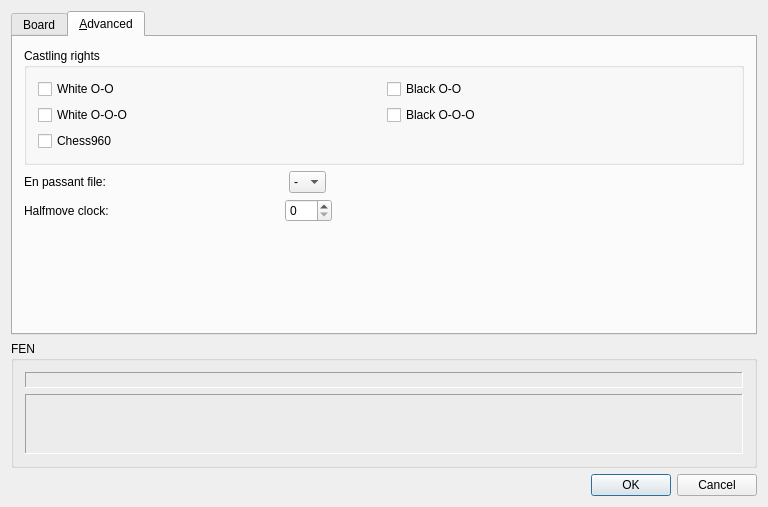
First picture: the form in src/gui/boardsetup.ui, repository madnight/chessx, before the edit.
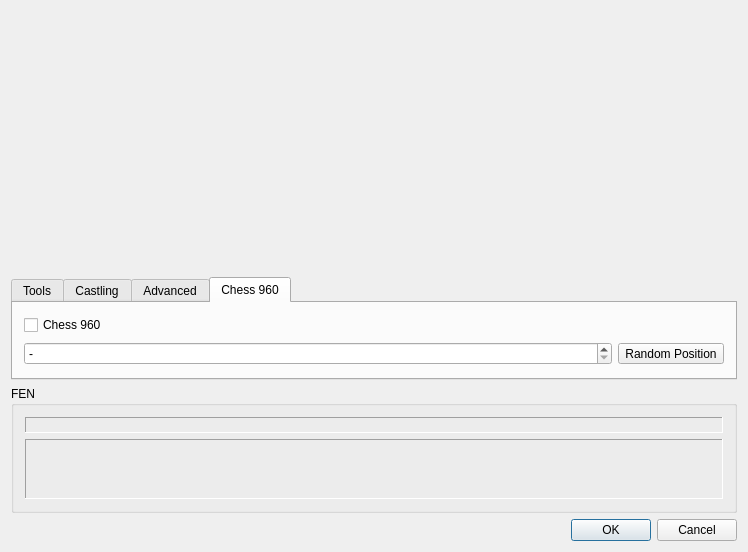
Second picture: the form after the edit. Icons and pictures are not drawn. Custom widgets are drawn as their Qt base class.

Commit message: Enter Chess960 positions via id / random

Patch:
```diff
--- a/src/gui/boardsetup.ui
+++ b/src/gui/boardsetup.ui
@@ -6,8 +6,8 @@
    <rect>
     <x>0</x>
     <y>0</y>
-    <width>768</width>
-    <height>507</height>
+    <width>748</width>
+    <height>552</height>
    </rect>
   </property>
   <property name="sizePolicy">
@@ -27,28 +27,6 @@
   </property>
   <layout class="QVBoxLayout" name="verticalLayout_3">
    <item>
-    <widget class="QTabWidget" name="tabWidget">
-     <property name="sizePolicy">
-      <sizepolicy hsizetype="Expanding" vsizetype="Expanding">
-       <horstretch>0</horstretch>
-       <verstretch>0</verstretch>
-      </sizepolicy>
-     </property>
-     <property name="currentIndex">
-      <number>1</number>
-     </property>
-     <widget class="QWidget" name="boardTab">
-      <property name="sizePolicy">
-       <sizepolicy hsizetype="Expanding" vsizetype="Expanding">
-        <horstretch>0</horstretch>
-        <verstretch>0</verstretch>
-       </sizepolicy>
-      </property>
-      <attribute name="title">
-       <string>Board</string>
-      </attribute>
-      <layout class="QVBoxLayout" name="verticalLayout_2">
-       <item>
         <layout class="QHBoxLayout" name="horizontalLayout_3" stretch="4,1">
          <item>
           <widget class="BoardView" name="boardView" native="true">
@@ -82,11 +60,21 @@
         </layout>
        </item>
        <item>
-        <widget class="QGroupBox" name="groupBox_3">
-         <property name="title">
+    <widget class="QTabWidget" name="tabWidget_2">
+     <property name="sizePolicy">
+      <sizepolicy hsizetype="Preferred" vsizetype="Preferred">
+       <horstretch>0</horstretch>
+       <verstretch>0</verstretch>
+      </sizepolicy>
+     </property>
+     <property name="currentIndex">
+      <number>3</number>
+     </property>
+     <widget class="QWidget" name="tab_3">
+      <attribute name="title">
           <string>Tools</string>
-         </property>
-         <layout class="QVBoxLayout" name="verticalLayout_4">
+      </attribute>
+      <layout class="QVBoxLayout" name="verticalLayout_5">
           <item>
            <layout class="QHBoxLayout" name="hLayout1" stretch="0,0,0,0,0,0,0,0,0,0,0">
             <property name="sizeConstraint">
@@ -218,33 +206,11 @@
           </item>
          </layout>
         </widget>
-       </item>
-      </layout>
-     </widget>
-     <widget class="QWidget" name="advancedTab">
-      <property name="sizePolicy">
-       <sizepolicy hsizetype="Expanding" vsizetype="Expanding">
-        <horstretch>0</horstretch>
-        <verstretch>0</verstretch>
-       </sizepolicy>
-      </property>
+     <widget class="QWidget" name="tab_4">
       <attribute name="title">
-       <string>&amp;Advanced</string>
+       <string>Castling</string>
       </attribute>
-      <layout class="QGridLayout">
-       <item row="0" column="0" colspan="3">
-        <widget class="QGroupBox" name="groupBox">
-         <property name="title">
-          <string>Castling rights</string>
-         </property>
-         <layout class="QGridLayout">
-          <item row="1" column="1">
-           <widget class="QCheckBox" name="bqCastleCheck">
-            <property name="text">
-             <string>Black O-O-O</string>
-            </property>
-           </widget>
-          </item>
+      <layout class="QGridLayout" name="gridLayout">
           <item row="0" column="0">
            <widget class="QCheckBox" name="wkCastleCheck">
             <property name="text">
@@ -266,30 +232,21 @@
             </property>
            </widget>
           </item>
-          <item row="2" column="0">
-           <widget class="QCheckBox" name="btCheck960">
+       <item row="1" column="1">
+        <widget class="QCheckBox" name="bqCastleCheck">
             <property name="text">
-             <string>Chess960</string>
+          <string>Black O-O-O</string>
             </property>
            </widget>
           </item>
          </layout>
         </widget>
-       </item>
-       <item row="5" column="0">
-        <spacer name="verticalSpacer">
-         <property name="orientation">
-          <enum>Qt::Vertical</enum>
-         </property>
-         <property name="sizeHint" stdset="0">
-          <size>
-           <width>20</width>
-           <height>40</height>
-          </size>
-         </property>
-        </spacer>
-       </item>
-       <item row="3" column="0" colspan="2">
+     <widget class="QWidget" name="tab">
+      <attribute name="title">
+       <string>Advanced</string>
+      </attribute>
+      <layout class="QVBoxLayout" name="verticalLayout_4">
+       <item>
         <layout class="QHBoxLayout" name="horizontalLayout">
          <item>
           <widget class="QLabel" name="label">
@@ -378,7 +335,7 @@
          </item>
         </layout>
        </item>
-       <item row="4" column="0" colspan="2">
+       <item>
         <layout class="QHBoxLayout" name="horizontalLayout_2">
          <item>
           <widget class="QLabel" name="label_2">
@@ -436,6 +393,47 @@
        </item>
       </layout>
      </widget>
+     <widget class="QWidget" name="tab_2">
+      <attribute name="title">
+       <string>Chess 960</string>
+      </attribute>
+      <layout class="QVBoxLayout" name="verticalLayout_2">
+       <item>
+        <widget class="QCheckBox" name="btCheck960">
+         <property name="text">
+          <string notr="true">Chess 960</string>
+         </property>
+        </widget>
+       </item>
+       <item>
+        <layout class="QHBoxLayout" name="horizontalLayout_4">
+         <item>
+          <widget class="QSpinBox" name="chess960pos">
+           <property name="specialValueText">
+            <string>-</string>
+           </property>
+           <property name="minimum">
+            <number>-1</number>
+           </property>
+           <property name="maximum">
+            <number>959</number>
+           </property>
+           <property name="value">
+            <number>-1</number>
+           </property>
+          </widget>
+         </item>
+         <item>
+          <widget class="QToolButton" name="randomChess960">
+           <property name="text">
+            <string>Random Position</string>
+           </property>
+          </widget>
+         </item>
+        </layout>
+       </item>
+      </layout>
+     </widget>
     </widget>
    </item>
    <item>
```
Left out of the diff: 4 changed lines with no effect on the pictures. Lines whose indentation alone changed are shown as unchanged. The commit also changes 4 other files.
